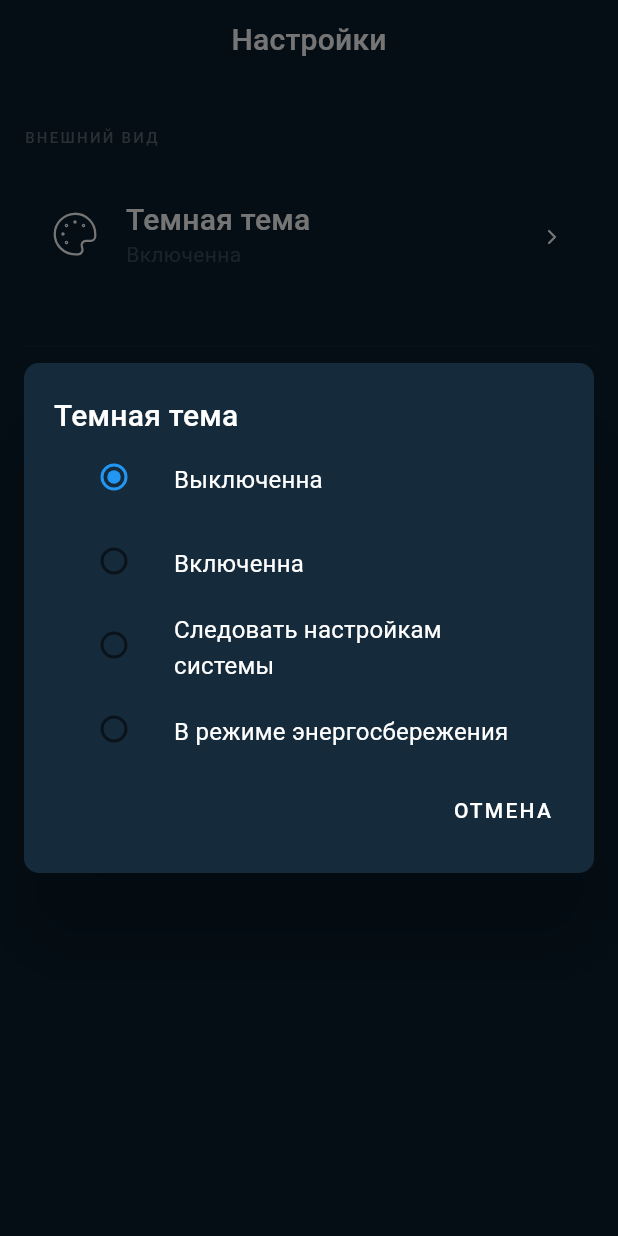
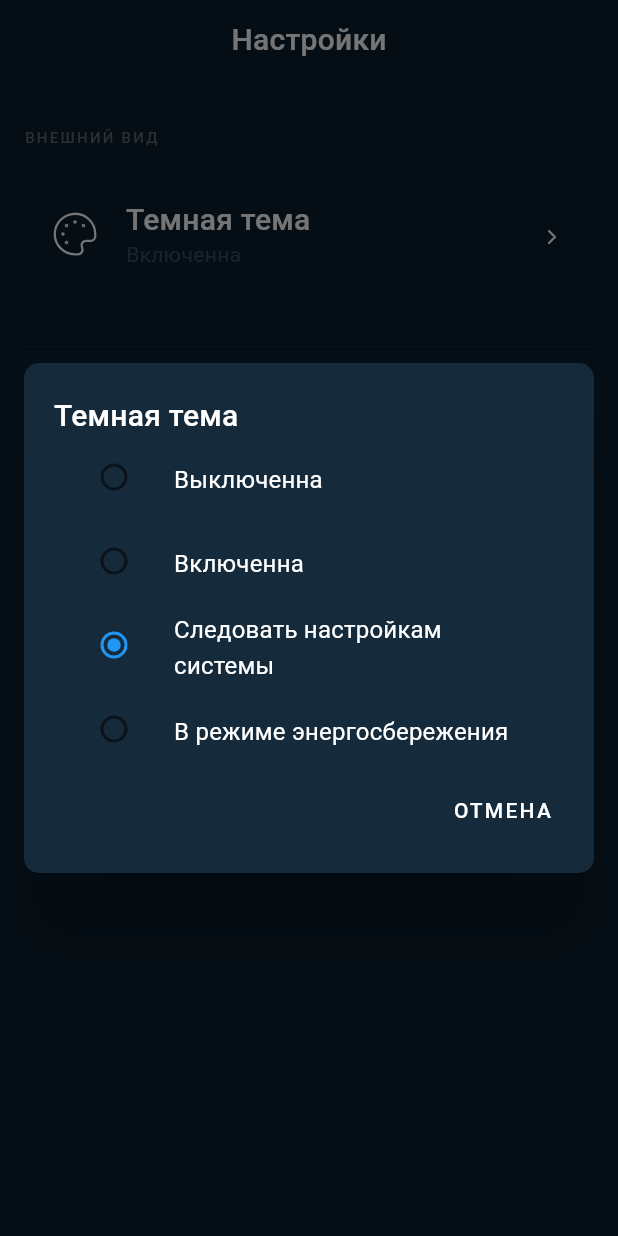
Before and after one commit to jomagsm/Rick_and_Morty, a Flutter app: the SettingsScreen screen opened directly, after a tap on an icon or button, on a phone screen of 412 x 824 dp. Run offline on Flutter 3.47's test engine with Material 2 defaults, Android fonts, the phone set to English and light mode, and no system bars; our stand-ins replace bloc, flutter_bloc, flutter_svg, freezed_annotation; generated files the repository leaves out were written again.

Commit message:
Added Bloc of SettingsScreen

```diff
--- a/lib/data/network/models/settings_app_model.dart
+++ b/lib/data/network/models/settings_app_model.dart
@@ -16,7 +16,7 @@ class DartThemes {
 
 class DartThemes2 {
   static String name = 'Темная тема';
-  static String selectValue = "on";
+  static String selectValue = "settingsSystem";
   static String on = "on";
   static String off = "off";
   static String settingsSystem = 'settingsSystem';
--- a/lib/screens/settings_screen/screen.dart
+++ b/lib/screens/settings_screen/screen.dart
@@ -8,6 +8,8 @@ import 'package:rick_and_morty/resources/svg_icons.dart';
 import 'package:rick_and_morty/screens/settings_screen/widgets/utils.dart';
 import 'package:rick_and_morty/theme/color_theme.dart';
 import 'package:rick_and_morty/theme/text_theme.dart';
+
+import 'widgets/show_dialog.dart';
 
 class SettingsScreen extends StatefulWidget {
   SettingsScreen({Key key}) : super(key: key);
@@ -56,7 +58,9 @@ class _SettingsScreenState extends State<SettingsScreen> {
                   style: TextThemes.profileEpisodeDate,
                 ),
                 trailing: InkWell(
-                  onTap: _showMaterialDialog,
+                  onTap: () {
+                    _showMaterialDialog();
+                  },
                   child: SvgPicture.asset(SvgIcons.arrowNext),
                 ),
               ),
@@ -97,83 +101,6 @@ class _SettingsScreenState extends State<SettingsScreen> {
   }
 
   _showMaterialDialog() {
-    showDialog(
-        context: context,
-        builder: (_) => new Dialog(
-              insetPadding: EdgeInsets.all(16),
-              backgroundColor: ColorTheme.appBarBackground,
-              shape: RoundedRectangleBorder(
-                  borderRadius: BorderRadius.all(Radius.circular(10))),
-              child: Container(
-                  padding: EdgeInsets.all(20),
-                  child: Column(
-                      mainAxisSize: MainAxisSize.min,
-                      crossAxisAlignment: CrossAxisAlignment.start,
-                      children: [
-                        Text(
-                          DartThemes2.name,
-                          style: TextThemes.profileListTitle,
-                        ),
-                        ListTile(
-                          title: Text(S.of(context).off,
-                              style: TextThemes.choiceText),
-                          leading: Radio(
-                              value: DartThemes2.on,
-                              groupValue: themesValue,
-                              onChanged: (value) {
-                                setState(() {
-                                  themesValue = value;
-                                });
-                              }),
-                        ),
-                        ListTile(
-                          title: Text(S.of(context).on,
-                              style: TextThemes.choiceText),
-                          leading: Radio(
-                              value: DartThemes2.off,
-                              groupValue: themesValue,
-                              onChanged: (value) {
-                                setState(() {
-                                  themesValue = value;
-                                });
-                              }),
-                        ),
-                        ListTile(
-                          title: Text(S.of(context).settingsSystem,
-                              style: TextThemes.choiceText),
-                          leading: Radio(
-                              value: DartThemes2.settingsSystem,
-                              groupValue: themesValue,
-                              onChanged: (value) {
-                                setState(() {
-                                  themesValue = value;
-                                });
-                              }),
-                        ),
-                        ListTile(
-                          title: Text(S.of(context).powerSavingMode,
-                              style: TextThemes.choiceText),
-                          leading: Radio(
-                              value: DartThemes2.powerSavingMode,
-                              groupValue: themesValue,
-                              onChanged: (value) {
-                                setState(() {
-                                  themesValue = value;
-                                });
-                              }),
-                        ),
-                        Align(
-                          alignment: Alignment.centerRight,
-                          child: TextButton(
-                              onPressed: () {
-                                Navigator.pop(context, null);
-                              },
-                              child: Text(
-                                S.of(context).cancel.toUpperCase(),
-                                style: TextThemes.settingsChoiceButton,
-                              )),
-                        )
-                      ])),
-            ));
+    showDialog(context: context, builder: (_) => ShowDialog());
   }
 }
--- /dev/null
+++ b/lib/screens/settings_screen/settings_themes_bloc/settings_themes_bloc.dart
@@ -0,0 +1,36 @@
+import 'package:bloc/bloc.dart';
+import 'package:freezed_annotation/freezed_annotation.dart';
+import 'package:rick_and_morty/data/network/models/settings_app_model.dart';
+
+part 'settings_themes_state.dart';
+part 'settings_themes_event.dart';
+part 'settings_themes_bloc.freezed.dart';
+
+class SettingsThemesBloc
+    extends Bloc<SettingsThemesEvent, SettingsThemesState> {
+  SettingsThemesBloc() : super(SettingsThemesState.initial());
+  String _selectedValue = DartThemes2.selectValue;
+
+  @override
+  Stream<SettingsThemesState> mapEventToState(
+      SettingsThemesEvent gEvent) async* {
+    yield* gEvent.map(
+      initial: _mapInitialSettingsThemesEvent,
+      selectedView: _mapSelectedViewSettingsThemesEvent,
+    );
+  }
+
+  Stream<SettingsThemesState> _mapInitialSettingsThemesEvent(
+      _InitialSettingsThemesEvent event) async* {
+    yield SettingsThemesState.loading();
+    yield SettingsThemesState.data(selectedValue: _selectedValue);
+  }
+
+  Stream<SettingsThemesState> _mapSelectedViewSettingsThemesEvent(
+      _SelectedViewSettingsThemesEvent event) async* {
+    yield SettingsThemesState.loading();
+    DartThemes2.selectValue = event.selectedValue;
+    _selectedValue = DartThemes2.selectValue;
+    yield SettingsThemesState.data(selectedValue: _selectedValue);
+  }
+}
--- /dev/null
+++ b/lib/screens/settings_screen/settings_themes_bloc/settings_themes_event.dart
@@ -0,0 +1,10 @@
+part of 'settings_themes_bloc.dart';
+
+@freezed
+abstract class SettingsThemesEvent with _$SettingsThemesEvent {
+  const factory SettingsThemesEvent.initial() = _InitialSettingsThemesEvent;
+
+  const factory SettingsThemesEvent.selectedView({
+    @required String selectedValue,
+  }) = _SelectedViewSettingsThemesEvent;
+}
--- /dev/null
+++ b/lib/screens/settings_screen/settings_themes_bloc/settings_themes_state.dart
@@ -0,0 +1,10 @@
+part of 'settings_themes_bloc.dart';
+
+@freezed
+abstract class SettingsThemesState with _$SettingsThemesState {
+  const factory SettingsThemesState.data({@required String selectedValue
+
+  }) = _DataSettingsThemesState;
+  const factory SettingsThemesState.initial() = _InitialSettingsThemesState;
+  const factory SettingsThemesState.loading() = _LoadingSettingsThemesState;
+}
--- /dev/null
+++ b/lib/screens/settings_screen/widgets/show_dialog.dart
@@ -0,0 +1,107 @@
+import 'package:flutter/material.dart';
+import 'package:flutter_bloc/flutter_bloc.dart';
+import 'package:rick_and_morty/components/circular_progress.dart';
+import 'package:rick_and_morty/data/network/models/settings_app_model.dart';
+import 'package:rick_and_morty/generated/l10n.dart';
+import 'package:rick_and_morty/screens/settings_screen/settings_themes_bloc/settings_themes_bloc.dart';
+import 'package:rick_and_morty/theme/color_theme.dart';
+import 'package:rick_and_morty/theme/text_theme.dart';
+
+class ShowDialog extends StatelessWidget {
+  const ShowDialog({Key key}) : super(key: key);
+
+  @override
+  Widget build(BuildContext context) {
+    return BlocProvider<SettingsThemesBloc>(
+      create: (BuildContext context) =>
+          SettingsThemesBloc()..add(SettingsThemesEvent.initial()),
+      child: BlocConsumer<SettingsThemesBloc, SettingsThemesState>(
+          listener: (context, state) {},
+          builder: (context, state) {
+            return state.maybeMap(
+                orElse: () => customCircularProgress(),
+                loading: (_) => customCircularProgress(),
+                data: (_data) => new Dialog(
+                      insetPadding: EdgeInsets.all(16),
+                      backgroundColor: ColorTheme.appBarBackground,
+                      shape: RoundedRectangleBorder(
+                          borderRadius: BorderRadius.all(Radius.circular(10))),
+                      child: Container(
+                          padding: EdgeInsets.all(20),
+                          child: Column(
+                              mainAxisSize: MainAxisSize.min,
+                              crossAxisAlignment: CrossAxisAlignment.start,
+                              children: [
+                                Text(
+                                  DartThemes2.name,
+                                  style: TextThemes.profileListTitle,
+                                ),
+                                ListTile(
+                                  title: Text(S.of(context).off,
+                                      style: TextThemes.choiceText),
+                                  leading: Radio(
+                                      value: DartThemes2.on,
+                                      groupValue: _data.selectedValue,
+                                      onChanged: (value) {
+                                        context.read<SettingsThemesBloc>()
+                                          ..add(
+                                              SettingsThemesEvent.selectedView(
+                                                  selectedValue: value));
+                                      }),
+                                ),
+                                ListTile(
+                                  title: Text(S.of(context).on,
+                                      style: TextThemes.choiceText),
+                                  leading: Radio(
+                                      value: DartThemes2.off,
+                                      groupValue: _data.selectedValue,
+                                      onChanged: (value) {
+                                        context.read<SettingsThemesBloc>()
+                                          ..add(
+                                              SettingsThemesEvent.selectedView(
+                                                  selectedValue: value));
+                                      }),
+                                ),
+                                ListTile(
+                                  title: Text(S.of(context).settingsSystem,
+                                      style: TextThemes.choiceText),
+                                  leading: Radio(
+                                      value: DartThemes2.settingsSystem,
+                                      groupValue: _data.selectedValue,
+                                      onChanged: (value) {
+                                        context.read<SettingsThemesBloc>()
+                                          ..add(
+                                              SettingsThemesEvent.selectedView(
+                                                  selectedValue: value));
+                                      }),
+                                ),
+                                ListTile(
+                                  title: Text(S.of(context).powerSavingMode,
+                                      style: TextThemes.choiceText),
+                                  leading: Radio(
+                                      value: DartThemes2.powerSavingMode,
+                                      groupValue: _data.selectedValue,
+                                      onChanged: (value) {
+                                        context.read<SettingsThemesBloc>()
+                                          ..add(
+                                              SettingsThemesEvent.selectedView(
+                                                  selectedValue: value));
+                                      }),
+                                ),
+                                Align(
+                                  alignment: Alignment.centerRight,
+                                  child: TextButton(
+                                      onPressed: () {
+                                        Navigator.pop(context, null);
+                                      },
+                                      child: Text(
+                                        S.of(context).cancel.toUpperCase(),
+                                        style: TextThemes.settingsChoiceButton,
+                                      )),
+                                )
+                              ])),
+                    ));
+          }),
+    );
+  }
+}
```
Also changed, not shown: lib/screens/settings_screen/settings_themes_bloc/settings_themes_bloc.freezed.dart (added).
